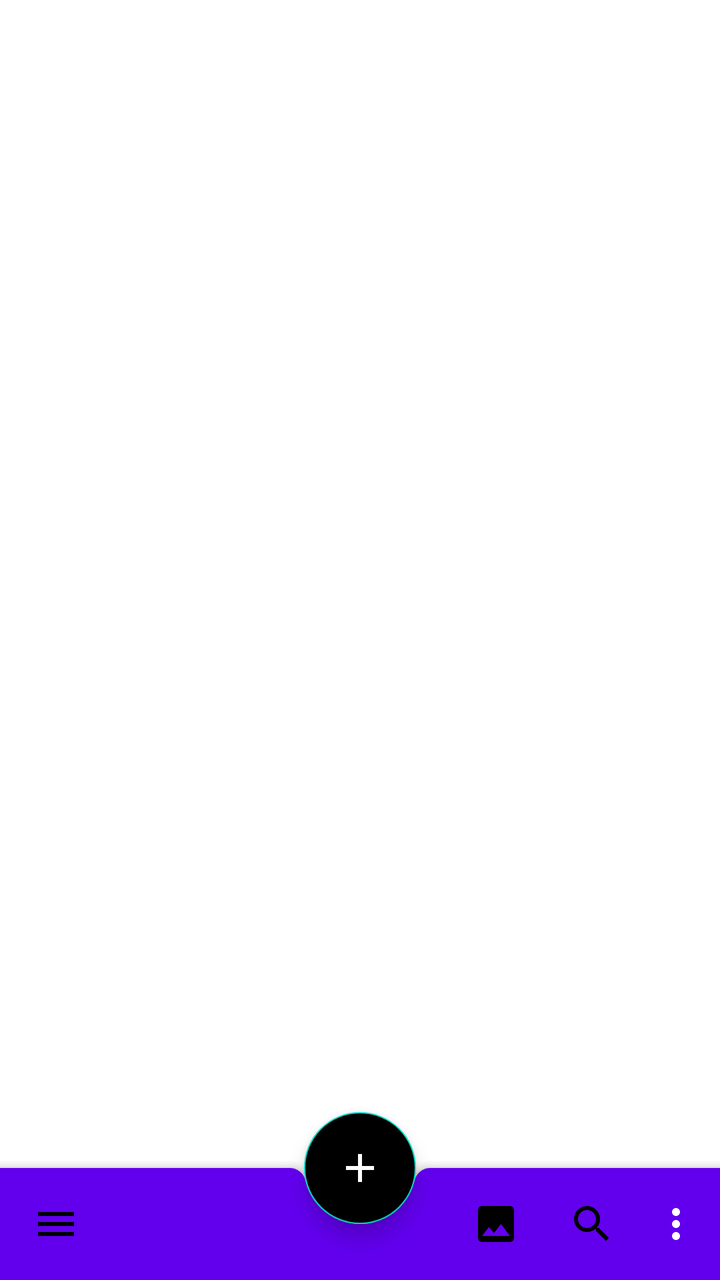
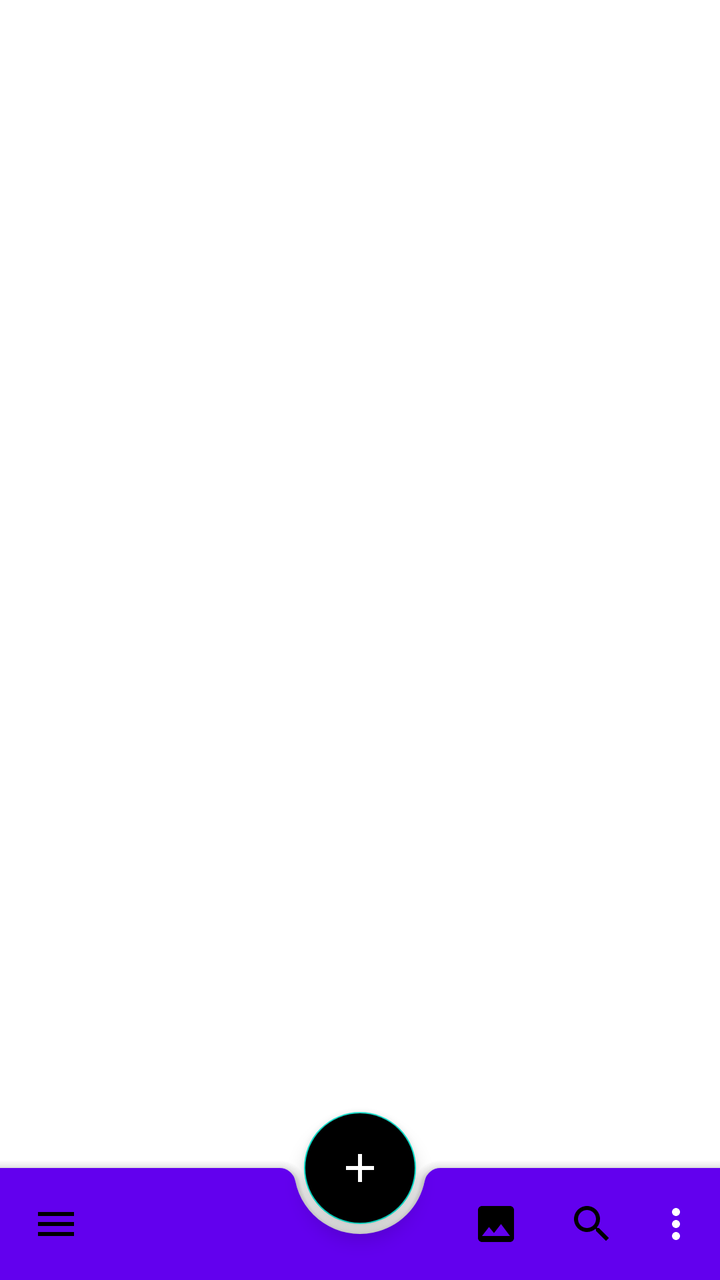

Before-and-after screenshots of an Android layout around one commit, followed by the original layout XML and the change that was made.
<!-- AndroidManifest.xml: application theme Theme.AndroidWithKotlin -->
<!-- res/layout/activity_bottom_app_bar.xml -->
<?xml version="1.0" encoding="utf-8"?>
<androidx.coordinatorlayout.widget.CoordinatorLayout xmlns:android="http://schemas.android.com/apk/res/android"
    xmlns:app="http://schemas.android.com/apk/res-auto"
    xmlns:tools="http://schemas.android.com/tools"
    android:id="@+id/main"
    android:layout_width="match_parent"
    android:layout_height="match_parent"
    tools:context=".AndroidWithKotlin.BottomAppBar.BottomAppBar">

    <com.google.android.material.floatingactionbutton.FloatingActionButton
        android:id="@+id/fab"
        android:layout_width="wrap_content"
        android:layout_height="wrap_content"
        android:backgroundTint="@color/black"
        android:contentDescription="@string/floating_action_button"
        android:src="@drawable/ic_add"
        android:tintMode="add"
        app:fabSize="auto"
        app:layout_anchor="@id/bottom_app_bar" />

    <com.google.android.material.bottomappbar.BottomAppBar
        android:id="@+id/bottom_app_bar"
        style="@style/Widget.MaterialComponents.BottomAppBar.Colored"
        android:layout_width="match_parent"
        android:layout_height="wrap_content"
        android:layout_gravity="bottom"
        app:fabAlignmentMode="center"
        app:fabCradleMargin="0dp"
        app:menu="@menu/bottom_app_bar_menu"
        app:navigationIcon="@drawable/ic_menu" />

</androidx.coordinatorlayout.widget.CoordinatorLayout>
<!-- resources referenced by this layout -->
<resources>
  <color name="black">#FF000000</color>
  <!-- drawable ic_add (drawable) -->
  <vector android:height="18dp" android:tint="?attr/colorControlNormal"
      android:viewportHeight="24" android:viewportWidth="24"
      android:width="18dp" xmlns:android="http://schemas.android.com/apk/res/android">
      <path android:fillColor="@android:color/white" android:pathData="M19,13h-6v6h-2v-6H5v-2h6V5h2v6h6v2z"/>
  </vector>
  <!-- drawable ic_menu (drawable) -->
  <vector xmlns:android="http://schemas.android.com/apk/res/android" android:height="24dp" android:tint="#000000" android:viewportHeight="24" android:viewportWidth="24" android:width="24dp">
        
      <path android:fillColor="@android:color/white" android:pathData="M3,18h18v-2L3,16v2zM3,13h18v-2L3,11v2zM3,6v2h18L21,6L3,6z"/>
      
  </vector>
  <string name="floating_action_button">Floating Action Button</string>
  <style name="Theme.AndroidWithKotlin" parent="Base.Theme.AndroidWithKotlin" />
  <style name="Base.Theme.AndroidWithKotlin" parent="Theme.MaterialComponents.DayNight.NoActionBar">
          
          
      </style>
</resources>

<!-- the commit's change to res/layout/activity_bottom_app_bar.xml (unified diff, before → after) -->
@@ -25,7 +25,7 @@
         android:layout_height="wrap_content"
         android:layout_gravity="bottom"
         app:fabAlignmentMode="center"
-        app:fabCradleMargin="0dp"
+        app:fabCradleMargin="5dp"
         app:menu="@menu/bottom_app_bar_menu"
         app:navigationIcon="@drawable/ic_menu" />
 
